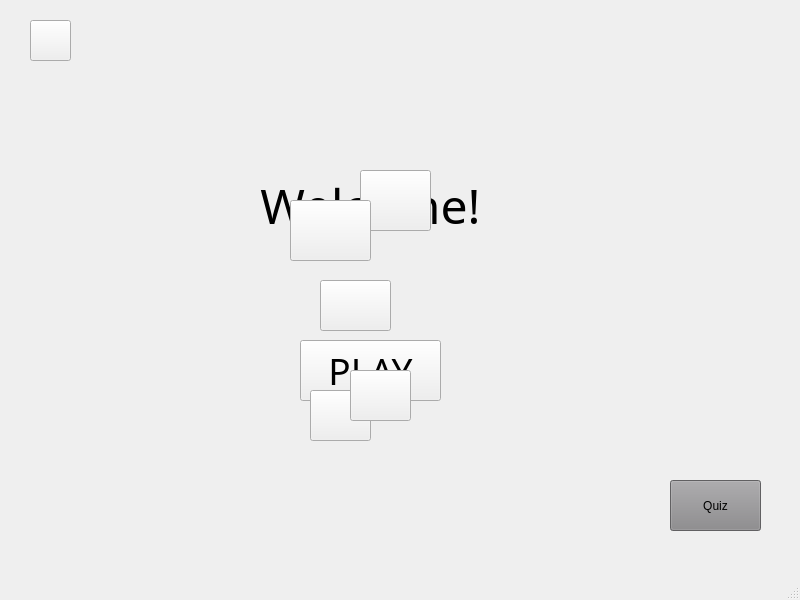
Qt form AsiaTravelGuide/view.ui (bestcreator01/asia-travel-guide) before a commit.
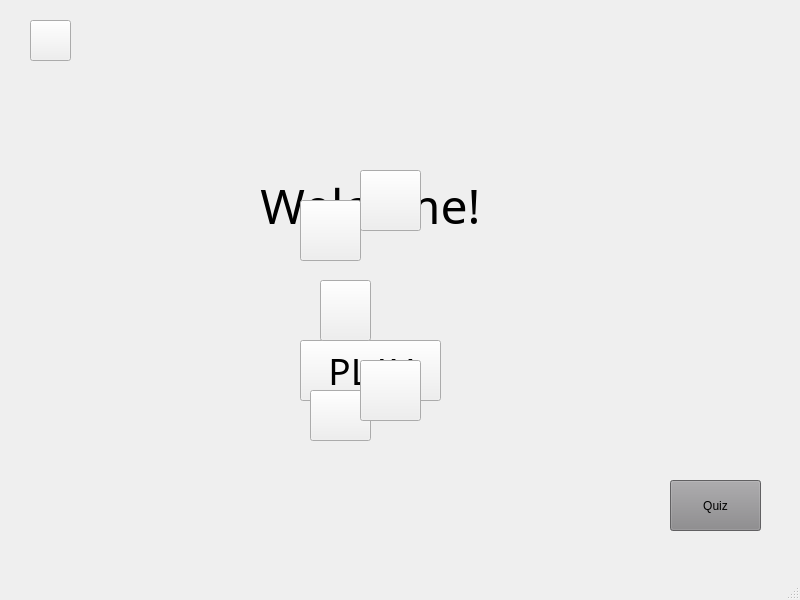
The same form after that commit.

Commit message: updated button ui location

```diff
--- a/AsiaTravelGuide/view.ui
+++ b/AsiaTravelGuide/view.ui
@@ -109,7 +109,7 @@
      <rect>
       <x>360</x>
       <y>170</y>
-      <width>71</width>
+      <width>61</width>
       <height>61</height>
      </rect>
     </property>
@@ -123,9 +123,9 @@
    <widget class="QPushButton" name="hawaMahal">
     <property name="geometry">
      <rect>
-      <x>290</x>
+      <x>300</x>
       <y>200</y>
-      <width>81</width>
+      <width>61</width>
       <height>61</height>
      </rect>
     </property>
@@ -139,10 +139,10 @@
    <widget class="QPushButton" name="paniPuri">
     <property name="geometry">
      <rect>
-      <x>350</x>
-      <y>370</y>
+      <x>360</x>
+      <y>360</y>
       <width>61</width>
-      <height>51</height>
+      <height>61</height>
      </rect>
     </property>
     <property name="cursor">
@@ -157,8 +157,8 @@
      <rect>
       <x>320</x>
       <y>280</y>
-      <width>71</width>
-      <height>51</height>
+      <width>51</width>
+      <height>61</height>
      </rect>
     </property>
     <property name="cursor">
```
Left out of the diff: 2 changed lines with no effect on the pictures.
